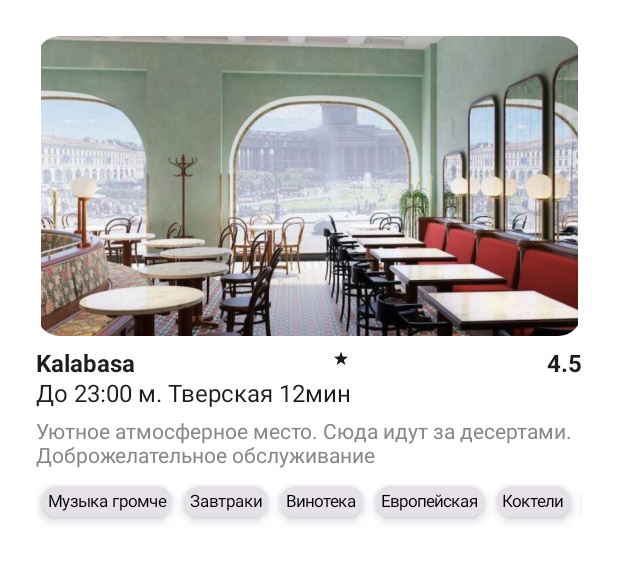
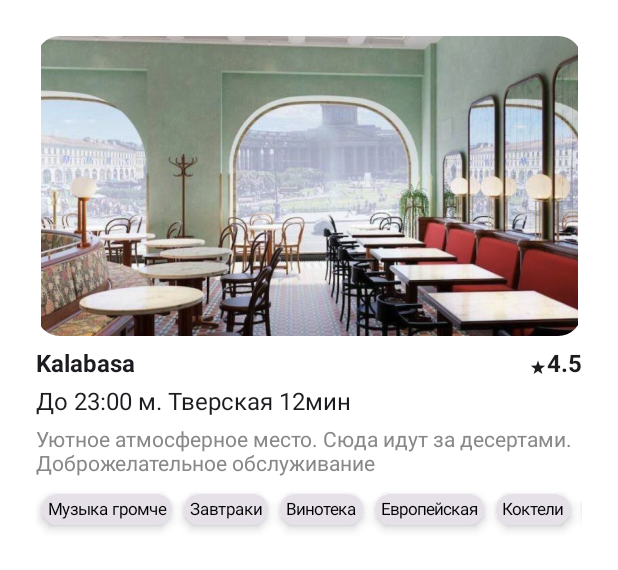
Before and after one commit to crispri/Interactive-map-and-engagement-mechanics-for-the-Yandex-Food-Guide, an Android app built with Jetpack Compose: the @Preview function BigCardPreview, on a phone screen of 412 x 824 dp. Shown: the top 570 px of the screen. Run offline under Robolectric (Android 15) with nearby library versions, the phone set to English and light mode, and no system bars.

Commit message:
add pictures, snippets of article and  correction item of collection

```diff
--- a/android/core1/src/main/java/ui/ItemOfCollection.kt
+++ b/android/core1/src/main/java/ui/ItemOfCollection.kt
@@ -14,6 +14,7 @@ import androidx.compose.foundation.shape.RoundedCornerShape
 import androidx.compose.foundation.text.BasicText
 import androidx.compose.material3.Card
 import androidx.compose.material3.CardDefaults
+import androidx.compose.material3.Icon
 import androidx.compose.material3.Text
 import androidx.compose.runtime.Composable
 import androidx.compose.ui.Modifier
@@ -59,12 +60,18 @@ fun BigCard() {
                     fontSize = 16.sp,
                     fontWeight = FontWeight.Bold
                 )
-                androidx.compose.material3.Icon(painter = painterResource(id = R.drawable.ic_raiting), contentDescription = "Оценка")
-                Text(
-                    text = "4.5",
-                    fontSize = 16.sp,
-                    fontWeight = FontWeight.Bold
-                )
+                Row {
+                    Icon(
+                        painter = painterResource(id = R.drawable.ic_raiting),
+                        modifier = Modifier.height(24.dp),
+                        contentDescription = "Оценка"
+                    )
+                    Text(
+                        text = "4.5",
+                        fontSize = 16.sp,
+                        fontWeight = FontWeight.Bold
+                    )
+                }
             }
 
             Text(
--- /dev/null
+++ b/android/core1/src/main/res/drawable/ic_info.xml
@@ -0,0 +1,5 @@
+<vector xmlns:android="http://schemas.android.com/apk/res/android" android:height="24dp" android:viewportHeight="19" android:viewportWidth="20" android:width="24dp">
+
+    <path android:fillColor="#ffffff" android:fillType="evenOdd" android:pathData="M9.794,2.049C7.757,2.049 5.803,2.858 4.363,4.299C2.923,5.739 2.113,7.693 2.113,9.73C2.113,11.767 2.923,13.721 4.363,15.161C5.803,16.601 7.757,17.411 9.794,17.411C11.831,17.411 13.785,16.601 15.226,15.161C16.666,13.721 17.475,11.767 17.475,9.73C17.475,7.693 16.666,5.739 15.226,4.299C13.785,2.858 11.831,2.049 9.794,2.049ZM5.449,5.385C6.602,4.232 8.165,3.585 9.794,3.585C11.424,3.585 12.987,4.232 14.139,5.385C15.292,6.537 15.939,8.1 15.939,9.73C15.939,11.359 15.292,12.922 14.139,14.075C12.987,15.227 11.424,15.875 9.794,15.875C8.165,15.875 6.602,15.227 5.449,14.075C4.297,12.922 3.649,11.359 3.649,9.73C3.649,8.1 4.297,6.537 5.449,5.385ZM9.793,7.425C10.429,7.425 10.945,6.91 10.945,6.273C10.945,5.637 10.429,5.121 9.793,5.121C9.157,5.121 8.641,5.637 8.641,6.273C8.641,6.91 9.157,7.425 9.793,7.425ZM10.753,8.197V14.338H8.832V8.197H10.753Z"/>
+
+</vector>
```
Also changed, not shown: android/core1/src/main/java/ui/ItemArticle.kt (added, +114 -0 lines), android/core1/src/main/res/drawable/ic_favorite.xml (added, +10 -0 lines).
